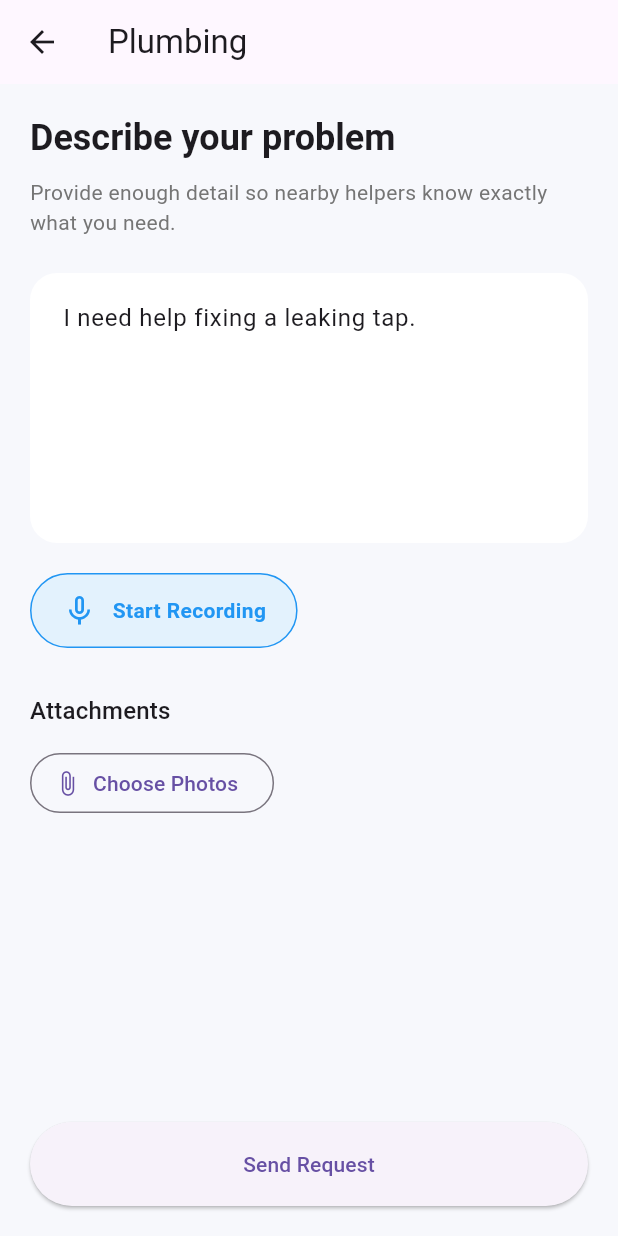
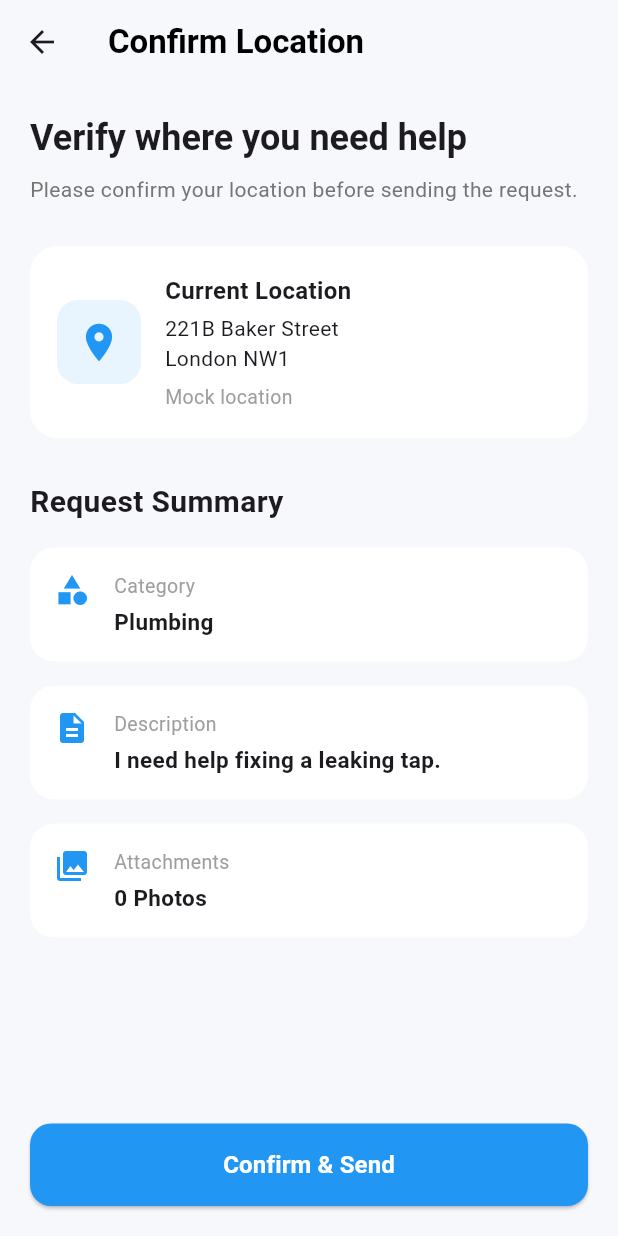
Before and after one commit to MANishS00/flutter_assignment, a Flutter app: the DescribeScreen screen opened directly with sample values from the repository, after a tap on "Start Recording", after a tap on "Recording...", after a tap on "Send Request", on a phone screen of 412 x 824 dp. Run offline on Flutter 3.47's test engine with Material 3 defaults, Android fonts, the phone set to English and light mode, and no system bars; our stand-ins replace image_picker.

Commit message:
add the Confirm location screen

```diff
--- a/lib/features/Screen_2/describe_screen.dart
+++ b/lib/features/Screen_2/describe_screen.dart
@@ -1,6 +1,7 @@
 import 'dart:io';
 
 import 'package:bartr_app/features/Screen_1/CategoryModel.dart';
+import 'package:bartr_app/features/Screen_3/confirm_location_screen.dart';
 import 'package:flutter/material.dart';
 import 'package:image_picker/image_picker.dart';
 
@@ -229,7 +230,18 @@ class _DescribeScreenState extends State<DescribeScreen> {
           child: ElevatedButton(
             onPressed: _descriptionController.text.trim().isEmpty
                 ? null
-                : () {},
+                : () {
+                    Navigator.push(
+                      context,
+                      MaterialPageRoute(
+                        builder: (_) => ConfirmLocationScreen(
+                          category: widget.category.title,
+                          description: _descriptionController.text.trim(),
+                          images: selectedImages.map((e) => e.path).toList(),
+                        ),
+                      ),
+                    );
+                  },
             child: const Text("Send Request"),
           ),
         ),
--- /dev/null
+++ b/lib/features/Screen_3/confirm_location_screen.dart
@@ -0,0 +1,212 @@
+import 'package:flutter/material.dart';
+
+class ConfirmLocationScreen extends StatelessWidget {
+  final String category;
+  final String description;
+  final List<String> images;
+
+  const ConfirmLocationScreen({
+    super.key,
+    required this.category,
+    required this.description,
+    required this.images,
+  });
+
+  @override
+  Widget build(BuildContext context) {
+    return Scaffold(
+      backgroundColor: const Color(0xffF7F8FC),
+
+      appBar: AppBar(
+        elevation: 0,
+        backgroundColor: Colors.transparent,
+        title: const Text(
+          "Confirm Location",
+          style: TextStyle(color: Colors.black, fontWeight: FontWeight.bold),
+        ),
+      ),
+
+      bottomNavigationBar: SafeArea(
+        minimum: const EdgeInsets.all(20),
+        child: SizedBox(
+          height: 55,
+          child: ElevatedButton(
+            style: ElevatedButton.styleFrom(
+              backgroundColor: Colors.blue,
+              foregroundColor: Colors.white,
+              shape: RoundedRectangleBorder(
+                borderRadius: BorderRadius.circular(14),
+              ),
+            ),
+            onPressed: () {
+              // Navigator.pushReplacement(
+              //   context,
+              //   MaterialPageRoute(
+              //     builder: (_) => const MatchingScreen(),
+              //   ),
+              // );
+            },
+            child: const Text(
+              "Confirm & Send",
+              style: TextStyle(fontSize: 16, fontWeight: FontWeight.w600),
+            ),
+          ),
+        ),
+      ),
+
+      body: SingleChildScrollView(
+        padding: const EdgeInsets.all(20),
+        child: Column(
+          crossAxisAlignment: CrossAxisAlignment.start,
+          children: [
+            Text(
+              "Verify where you need help",
+              style: Theme.of(
+                context,
+              ).textTheme.headlineSmall?.copyWith(fontWeight: FontWeight.bold),
+            ),
+
+            const SizedBox(height: 8),
+
+            Text(
+              "Please confirm your location before sending the request.",
+              style: TextStyle(color: Colors.grey.shade600),
+            ),
+
+            const SizedBox(height: 28),
+
+            Container(
+              padding: const EdgeInsets.all(18),
+              decoration: BoxDecoration(
+                color: Colors.white,
+                borderRadius: BorderRadius.circular(18),
+              ),
+              child: Row(
+                children: [
+                  Container(
+                    width: 56,
+                    height: 56,
+                    decoration: BoxDecoration(
+                      color: Colors.blue.withOpacity(.1),
+                      borderRadius: BorderRadius.circular(14),
+                    ),
+                    child: const Icon(
+                      Icons.location_on,
+                      color: Colors.blue,
+                      size: 30,
+                    ),
+                  ),
+
+                  const SizedBox(width: 16),
+
+                  const Expanded(
+                    child: Column(
+                      crossAxisAlignment: CrossAxisAlignment.start,
+                      children: [
+                        Text(
+                          "Current Location",
+                          style: TextStyle(
+                            fontWeight: FontWeight.bold,
+                            fontSize: 16,
+                          ),
+                        ),
+
+                        SizedBox(height: 4),
+
+                        Text("221B Baker Street"),
+
+                        Text("London NW1"),
+
+                        SizedBox(height: 6),
+
+                        Text(
+                          "Mock location",
+                          style: TextStyle(color: Colors.grey, fontSize: 13),
+                        ),
+                      ],
+                    ),
+                  ),
+                ],
+              ),
+            ),
+
+            const SizedBox(height: 28),
+
+            const Text(
+              "Request Summary",
+              style: TextStyle(fontWeight: FontWeight.bold, fontSize: 20),
+            ),
+
+            const SizedBox(height: 16),
+
+            _summaryTile(
+              icon: Icons.category,
+              title: "Category",
+              value: category,
+            ),
+
+            const SizedBox(height: 16),
+
+            _summaryTile(
+              icon: Icons.description,
+              title: "Description",
+              value: description,
+            ),
+
+            const SizedBox(height: 16),
+
+            _summaryTile(
+              icon: Icons.photo_library,
+              title: "Attachments",
+              value: "${images.length} Photo${images.length == 1 ? "" : "s"}",
+            ),
+          ],
+        ),
+      ),
+    );
+  }
+
+  Widget _summaryTile({
+    required IconData icon,
+    required String title,
+    required String value,
+  }) {
+    return Container(
+      padding: const EdgeInsets.all(16),
+      decoration: BoxDecoration(
+        color: Colors.white,
+        borderRadius: BorderRadius.circular(16),
+      ),
+      child: Row(
+        crossAxisAlignment: CrossAxisAlignment.start,
+        children: [
+          Icon(icon, color: Colors.blue),
+
+          const SizedBox(width: 16),
+
+          Expanded(
+            child: Column(
+              crossAxisAlignment: CrossAxisAlignment.start,
+              children: [
+                Text(
+                  title,
+                  style: const TextStyle(color: Colors.grey, fontSize: 13),
+                ),
+
+                const SizedBox(height: 4),
+
+                Text(
+                  value,
+                  style: const TextStyle(
+                    fontWeight: FontWeight.w600,
+                    fontSize: 15,
+                  ),
+                ),
+              ],
+            ),
+          ),
+        ],
+      ),
+    );
+  }
+}
```
